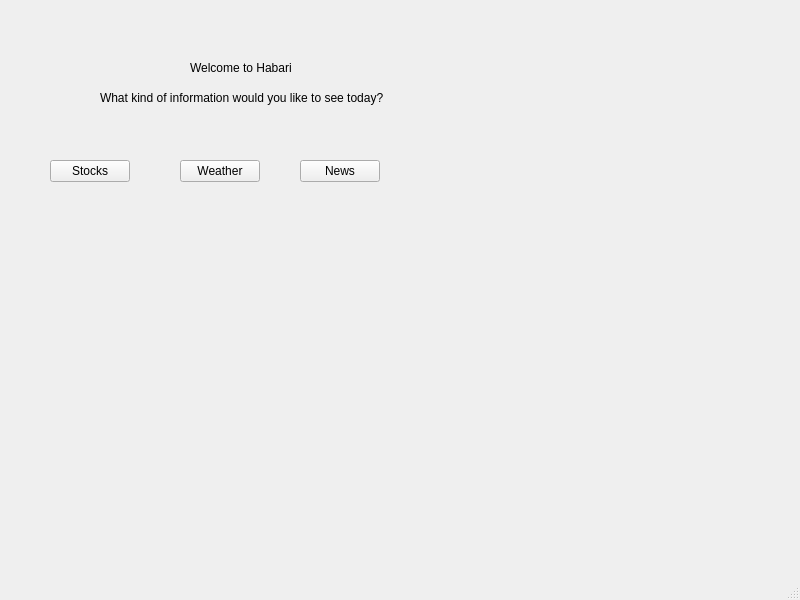
Before: the Qt Designer form 3307_App/mainwindow.ui in steven938/Raspi-Widget, drawn with Qt 5.
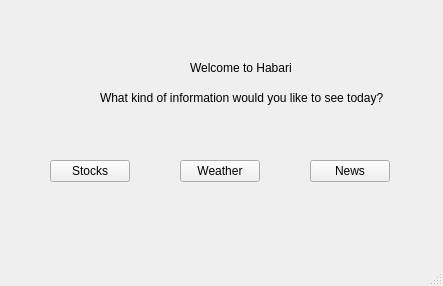
After: the same form once the commit is applied.

```diff
--- a/3307_App/mainwindow.ui
+++ b/3307_App/mainwindow.ui
@@ -6,8 +6,8 @@
    <rect>
     <x>0</x>
     <y>0</y>
-    <width>800</width>
-    <height>600</height>
+    <width>443</width>
+    <height>286</height>
    </rect>
   </property>
   <property name="windowTitle">
@@ -69,7 +69,7 @@
    <widget class="QPushButton" name="pushButton_3">
     <property name="geometry">
      <rect>
-      <x>300</x>
+      <x>310</x>
       <y>160</y>
       <width>80</width>
       <height>22</height>
```
Left out of the diff: 8 changed lines with no effect on the pictures.
